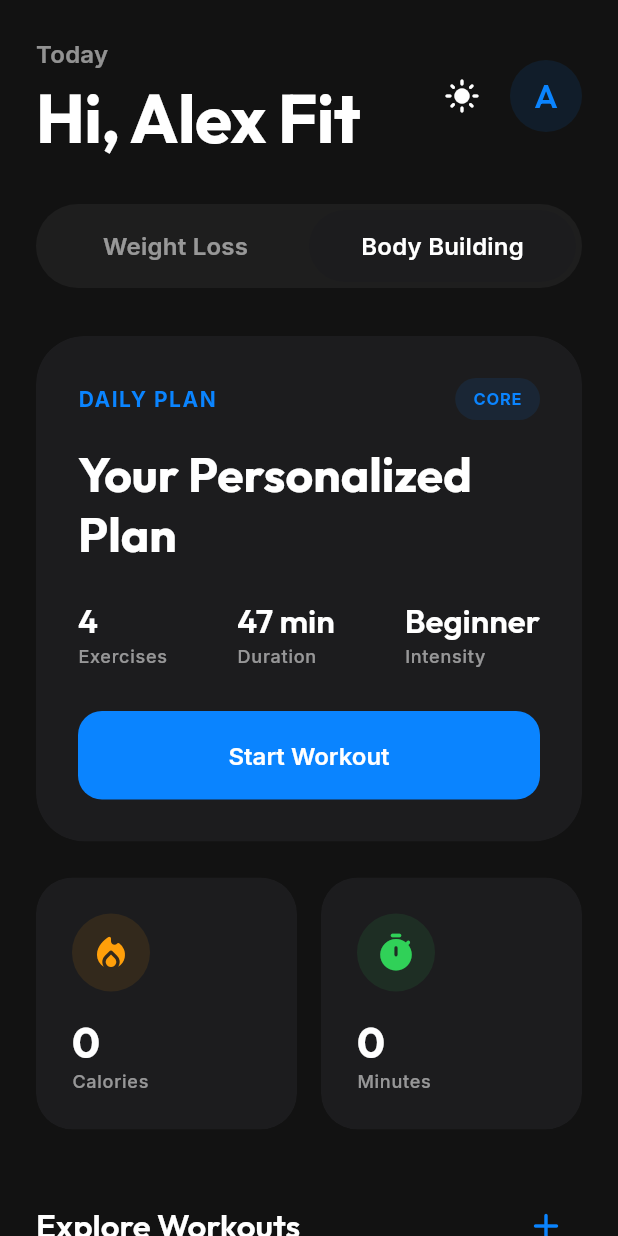
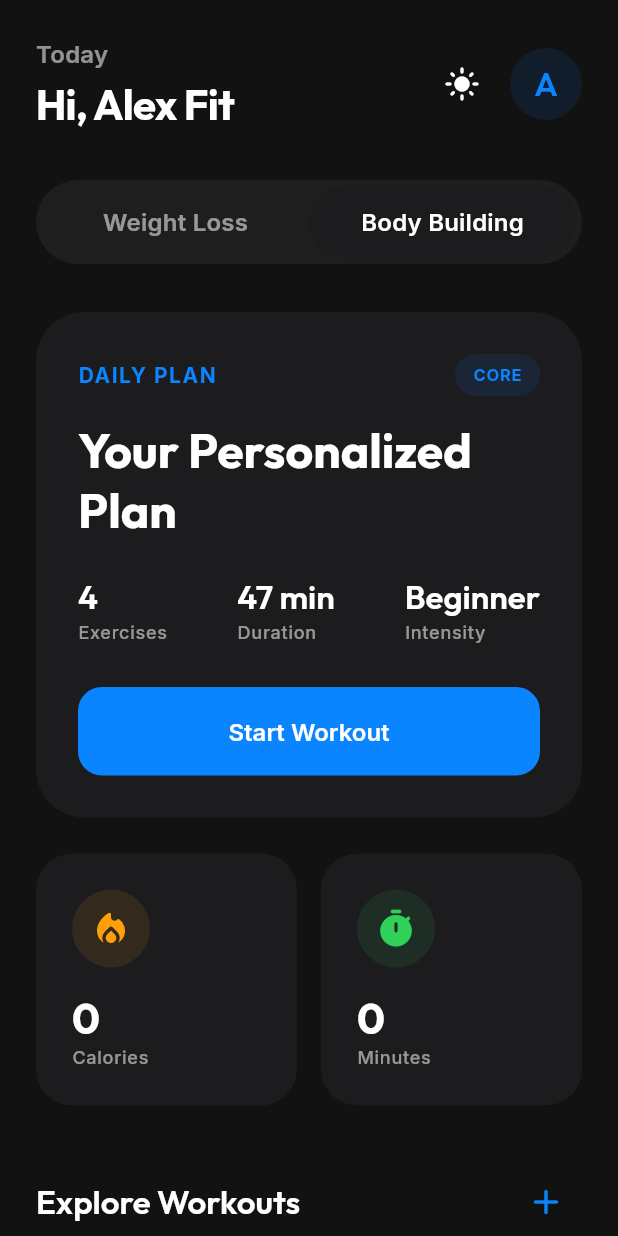
Before and after one commit to Humxa687/Fitzaaaaa, a Flutter app: the BodyBuildingDashboardScreen screen opened directly, on a phone screen of 412 x 824 dp. Run offline on Flutter 3.47's test engine with Material 3 defaults, Android fonts, the light colour scheme and no system bars; drawn by our look-alikes of flutter_animate; our stand-ins replace audioplayers, confetti, file_picker, fl_chart, flutter_local_notifications, flutter_map and 9 more; missing offline and left inert: flutter_3d_controller, health; accounts and stored records are empty; network calls fail.

Commit message:
Reduce font size of greeting text on dashboard

```diff
--- a/lib/features/dashboard/body_building_dashboard_screen.dart
+++ b/lib/features/dashboard/body_building_dashboard_screen.dart
@@ -53,8 +53,9 @@ class _BodyBuildingDashboardScreenState extends State<BodyBuildingDashboardScree
                         const SizedBox(height: 4),
                         Text(
                           "Hi, ${provider.userName}",
-                          style: theme.textTheme.displayMedium?.copyWith(
+                          style: theme.textTheme.headlineMedium?.copyWith(
                             color: isDark ? Colors.white : Colors.black,
+                            fontWeight: FontWeight.bold,
                             letterSpacing: -0.5,
                           ),
                           maxLines: 1,
```
